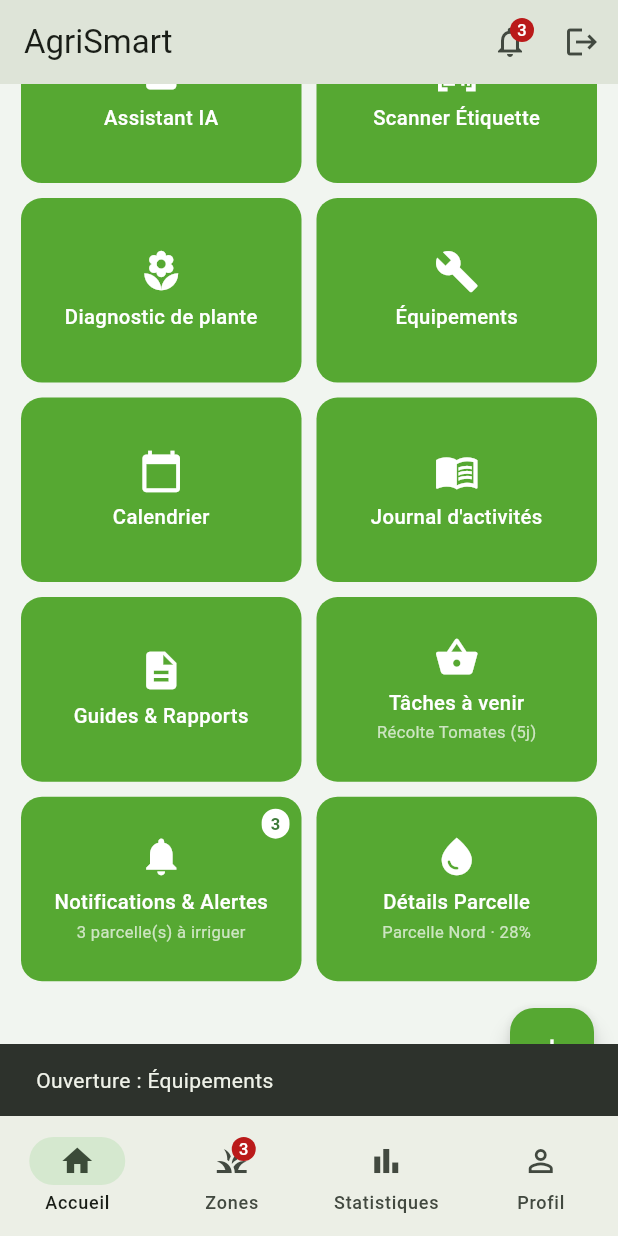
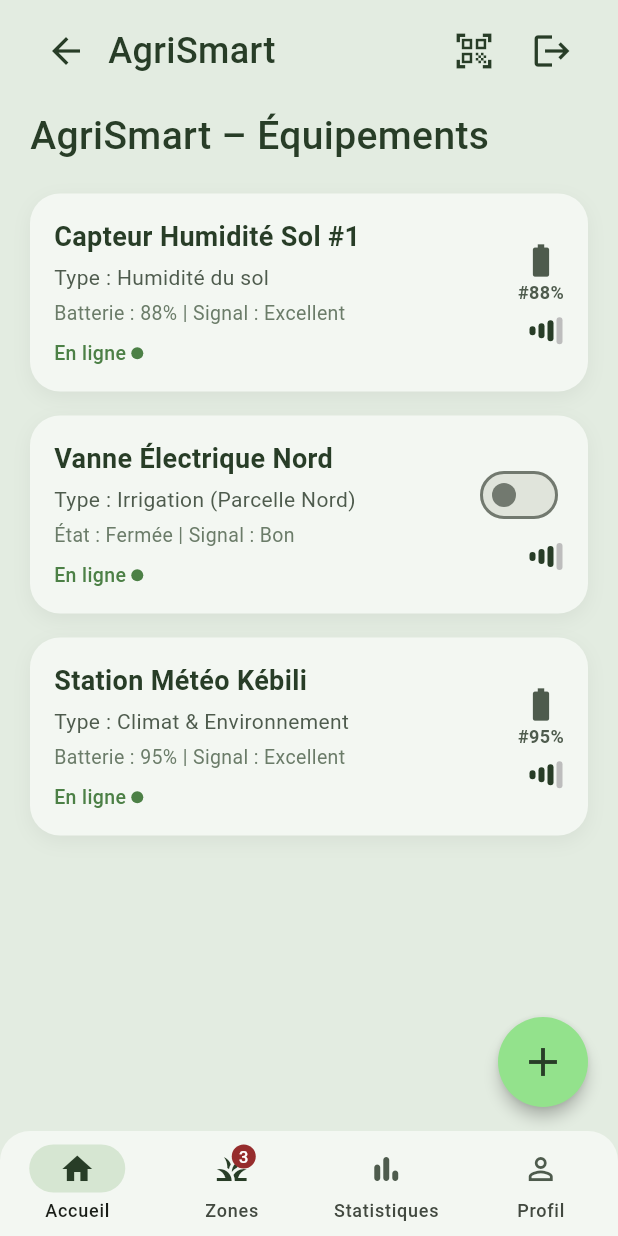
Before and after one commit to sajedmab/agrismart_KE, a Flutter app: the screen it shows once a user with an empty profile is signed in, scrolled down 319 dp, after a tap on "Équipements", on a phone screen of 412 x 824 dp. Run offline on Flutter 3.47's test engine with Material 3 defaults, Android fonts, the phone set to English and light mode, and no system bars; our stand-ins replace camera, cloud_firestore, firebase_auth, firebase_core, image_picker, table_calendar; missing offline and left inert: google_mlkit_barcode_scanning, google_mlkit_image_labeling; accounts and stored records are empty; network calls fail.

Commit message:
feat: accueil update

```diff
--- a/lib/screens/accueil_page.dart
+++ b/lib/screens/accueil_page.dart
@@ -11,7 +11,8 @@ import 'package:agrismart/screens/zone_detail_page.dart';
 import 'package:agrismart/screens/zone_form_page.dart';
 import 'package:agrismart/screens/ScannerEtiquettePage.dart';
 import 'package:agrismart/screens/diagnostic_plante_page.dart';
-import 'package:agrismart/screens/taches_a_venir_page.dart'; // تم استيراد صفحة المهام الجديدة
+import 'package:agrismart/screens/taches_a_venir_page.dart';
+import 'package:agrismart/screens/equipements_page.dart'; // تمت إضافة استيراد صفحة الأجهزة هنا
 
 class AccueilPage extends StatefulWidget {
   final VoidCallback? onAllerZones;
@@ -249,19 +250,40 @@ class AccueilPageState extends State<AccueilPage> {
     );
   }
 
-  // تم ربط زر "Tâches à venir" بفتح صفحة التقويم والمهام الجديدة
+  // ربط زر Tâches à venir بالصفحة الخاصة بها
   Future<void> _ouvrirTachesAVenir() async {
     await Navigator.push(
       context,
       MaterialPageRoute(
         builder: (_) => TachesAVenirPage(
           onNavigate: (index) {
-            Navigator.pop(context); // العودة للصفحة الرئيسية وتوجيه الـ Navbar حسب الاختيار
-            if (index == 1 && widget.onAllerZones != null) {
+            Navigator.pop(context);
+            if (index == 0 && widget.onAllerZones != null) {
               widget.onAllerZones!();
-            } else if (index == 2 && widget.onAllerStatistiques != null) {
+            } else if (index == 1 && widget.onAllerStatistiques != null) {
               widget.onAllerStatistiques!();
-            } else if (index == 3 && widget.onAllerProfil != null) {
+            } else if (index == 2 && widget.onAllerProfil != null) {
+              widget.onAllerProfil!();
+            }
+          },
+        ),
+      ),
+    );
+  }
+
+  // ربط زر Équipements بصفحة الأجهزة الجديدة
+  Future<void> _ouvrirEquipements() async {
+    await Navigator.push(
+      context,
+      MaterialPageRoute(
+        builder: (_) => EquipementsPage(
+          onNavigate: (index) {
+            Navigator.pop(context);
+            if (index == 0 && widget.onAllerZones != null) {
+              widget.onAllerZones!();
+            } else if (index == 1 && widget.onAllerStatistiques != null) {
+              widget.onAllerStatistiques!();
+            } else if (index == 2 && widget.onAllerProfil != null) {
               widget.onAllerProfil!();
             }
           },
@@ -569,7 +591,7 @@ class AccueilPageState extends State<AccueilPage> {
                   _BoutonVert(
                     icon: Icons.build,
                     label: 'Équipements',
-                    onTap: () => _afficherMessage('Équipements'),
+                    onTap: _ouvrirEquipements, // تم ربط زر Équipements بالصفحة الجديدة هنا
                   ),
                   _BoutonVert(
                     icon: Icons.calendar_today,
@@ -590,7 +612,7 @@ class AccueilPageState extends State<AccueilPage> {
                     icon: Icons.shopping_basket,
                     label: 'Tâches à venir',
                     subtitle: 'Récolte Tomates (5j)',
-                    onTap: _ouvrirTachesAVenir, // تم ربط الزر هنا بفتح الصفحة المخصصة
+                    onTap: _ouvrirTachesAVenir,
                   ),
                   _BoutonVert(
                     icon: Icons.notifications,
--- /dev/null
+++ b/lib/screens/equipements_page.dart
@@ -0,0 +1,401 @@
+import 'package:flutter/material.dart';
+
+class EquipmentItem {
+  final String name;
+  final String type;
+  final String statusInfo;
+  final String batteryOrState;
+  final String signal;
+  final bool isOnline;
+  final bool isSwitchType;
+  bool switchValue;
+
+  EquipmentItem({
+    required this.name,
+    required this.type,
+    required this.statusInfo,
+    required this.batteryOrState,
+    required this.signal,
+    required this.isOnline,
+    required this.isSwitchType,
+    this.switchValue = false,
+  });
+}
+
+class EquipementsPage extends StatefulWidget {
+  final Function(int)? onNavigate;
+
+  const EquipementsPage({super.key, this.onNavigate});
+
+  @override
+  State<EquipementsPage> createState() => _EquipementsPageState();
+}
+
+class _EquipementsPageState extends State<EquipementsPage> {
+  int _selectedIndex = 0; // Accueil يأخذ Index 0
+
+  final List<EquipmentItem> _equipments = [
+    EquipmentItem(
+      name: 'Capteur Humidité Sol #1',
+      type: 'Type : Humidité du sol',
+      statusInfo: 'Batterie : 88% | Signal : Excellent',
+      batteryOrState: '#88%',
+      signal: 'Excellent',
+      isOnline: true,
+      isSwitchType: false,
+    ),
+    EquipmentItem(
+      name: 'Vanne Électrique Nord',
+      type: 'Type : Irrigation (Parcelle Nord)',
+      statusInfo: 'État : Fermée | Signal : Bon',
+      batteryOrState: 'Fermée',
+      signal: 'Bon',
+      isOnline: true,
+      isSwitchType: true,
+      switchValue: false,
+    ),
+    EquipmentItem(
+      name: 'Station Météo Kébili',
+      type: 'Type : Climat & Environnement',
+      statusInfo: 'Batterie : 95% | Signal : Excellent',
+      batteryOrState: '#95%',
+      signal: 'Excellent',
+      isOnline: true,
+      isSwitchType: false,
+    ),
+  ];
+
+  void _showAddEquipmentDialog() {
+    final nameController = TextEditingController();
+    final typeController = TextEditingController();
+
+    showDialog(
+      context: context,
+      builder: (context) => AlertDialog(
+        backgroundColor: const Color(0xFFF3F7F2),
+        shape: RoundedRectangleBorder(borderRadius: BorderRadius.circular(20)),
+        title: const Text(
+          'Ajouter un équipement',
+          style: TextStyle(color: Color(0xFF283D27), fontWeight: FontWeight.bold),
+        ),
+        content: Column(
+          mainAxisSize: MainAxisSize.min,
+          children: [
+            TextField(
+              controller: nameController,
+              decoration: const InputDecoration(
+                labelText: 'Nom (ex: Capteur #2)',
+                border: OutlineInputBorder(),
+              ),
+            ),
+            const SizedBox(height: 12),
+            TextField(
+              controller: typeController,
+              decoration: const InputDecoration(
+                labelText: 'Type (ex: Température)',
+                border: OutlineInputBorder(),
+              ),
+            ),
+          ],
+        ),
+        actions: [
+          TextButton(
+            onPressed: () => Navigator.pop(context),
+            child: const Text('Annuler', style: TextStyle(color: Colors.grey)),
+          ),
+          ElevatedButton(
+            style: ElevatedButton.styleFrom(
+              backgroundColor: const Color(0xFF93E28C),
+              foregroundColor: const Color(0xFF283D27),
+            ),
+            onPressed: () {
+              if (nameController.text.trim().isNotEmpty) {
+                setState(() {
+                  _equipments.add(
+                    EquipmentItem(
+                      name: nameController.text.trim(),
+                      type: 'Type : ${typeController.text.trim().isEmpty ? "Général" : typeController.text.trim()}',
+                      statusInfo: 'Batterie : 100% | Signal : Bon',
+                      batteryOrState: '#100%',
+                      signal: 'Bon',
+                      isOnline: true,
+                      isSwitchType: false,
+                    ),
+                  );
+                });
+                Navigator.pop(context);
+              }
+            },
+            child: const Text('Ajouter'),
+          ),
+        ],
+      ),
+    );
+  }
+
+  @override
+  Widget build(BuildContext context) {
+    return Scaffold(
+      backgroundColor: const Color(0xFFE3ECE1),
+      body: SafeArea(
+        child: Column(
+          crossAxisAlignment: CrossAxisAlignment.start,
+          children: [
+            // الشريط العلوي (Top Bar)
+            Padding(
+              padding: const EdgeInsets.symmetric(horizontal: 20, vertical: 10),
+              child: Row(
+                mainAxisAlignment: MainAxisAlignment.spaceBetween,
+                children: [
+                  Row(
+                    children: [
+                      IconButton(
+                        icon: const Icon(Icons.arrow_back, color: Color(0xFF283D27), size: 28),
+                        onPressed: () => Navigator.pop(context),
+                      ),
+                      const SizedBox(width: 4),
+                      const Text(
+                        'AgriSmart',
+                        style: TextStyle(
+                          fontSize: 24,
+                          fontWeight: FontWeight.w500,
+                          color: Color(0xFF283D27),
+                        ),
+                      ),
+                    ],
+                  ),
+                  Row(
+                    children: [
+                      IconButton(
+                        icon: const Icon(Icons.qr_code_scanner, color: Color(0xFF283D27), size: 28),
+                        onPressed: () {},
+                      ),
+                      const SizedBox(width: 4),
+                      IconButton(
+                        icon: const Icon(Icons.logout, color: Color(0xFF283D27), size: 28),
+                        onPressed: () {},
+                      ),
+                    ],
+                  ),
+                ],
+              ),
+            ),
+
+            // عنوان الصفحة
+            const Padding(
+              padding: EdgeInsets.symmetric(horizontal: 20, vertical: 4),
+              child: Text(
+                'AgriSmart – Équipements',
+                style: TextStyle(
+                  fontSize: 26,
+                  fontWeight: FontWeight.w500,
+                  color: Color(0xFF283D27),
+                ),
+              ),
+            ),
+
+            const SizedBox(height: 16),
+
+            // قائمة الأجهزة
+            Expanded(
+              child: Stack(
+                children: [
+                  ListView.builder(
+                    padding: const EdgeInsets.fromLTRB(20, 0, 20, 90),
+                    itemCount: _equipments.length,
+                    itemBuilder: (context, index) {
+                      final eq = _equipments[index];
+                      return Container(
+                        margin: const EdgeInsets.only(bottom: 16),
+                        padding: const EdgeInsets.all(16),
+                        decoration: BoxDecoration(
+                          color: const Color(0xFFF3F7F2),
+                          borderRadius: BorderRadius.circular(20),
+                          boxShadow: [
+                            BoxShadow(
+                              color: Colors.black.withOpacity(0.05),
+                              blurRadius: 10,
+                              offset: const Offset(0, 4),
+                            ),
+                          ],
+                        ),
+                        child: Row(
+                          crossAxisAlignment: CrossAxisAlignment.center,
+                          children: [
+                            Expanded(
+                              child: Column(
+                                crossAxisAlignment: CrossAxisAlignment.start,
+                                children: [
+                                  Text(
+                                    eq.name,
+                                    style: const TextStyle(
+                                      fontSize: 18,
+                                      fontWeight: FontWeight.w600,
+                                      color: Color(0xFF283D27),
+                                    ),
+                                  ),
+                                  const SizedBox(height: 4),
+                                  Text(
+                                    eq.type,
+                                    style: const TextStyle(
+                                      fontSize: 14,
+                                      color: Color(0xFF4E5B4D),
+                                    ),
+                                  ),
+                                  const SizedBox(height: 4),
+                                  Text(
+                                    eq.statusInfo,
+                                    style: const TextStyle(
+                                      fontSize: 13,
+                                      color: Color(0xFF6B7C69),
+                                    ),
+                                  ),
+                                  const SizedBox(height: 8),
+                                  Row(
+                                    children: [
+                                      const Text(
+                                        'En ligne ',
+                                        style: TextStyle(
+                                          color: Color(0xFF4C8046),
+                                          fontSize: 13,
+                                          fontWeight: FontWeight.w500,
+                                        ),
+                                      ),
+                                      Container(
+                                        width: 8,
+                                        height: 8,
+                                        decoration: const BoxDecoration(
+                                          color: Color(0xFF4C8046),
+                                          shape: BoxShape.circle,
+                                        ),
+                                      ),
+                                    ],
+                                  ),
+                                ],
+                              ),
+                            ),
+                            Column(
+                              mainAxisAlignment: MainAxisAlignment.center,
+                              crossAxisAlignment: CrossAxisAlignment.end,
+                              children: [
+                                eq.isSwitchType
+                                    ? Switch(
+                                  value: eq.switchValue,
+                                  activeColor: const Color(0xFF283D27),
+                                  activeTrackColor: const Color(0xFF93E28C),
+                                  onChanged: (val) {
+                                    setState(() {
+                                      eq.switchValue = val;
+                                    });
+                                  },
+                                )
+                                    : Column(
+                                  children: [
+                                    const Icon(Icons.battery_full, color: Color(0xFF4E5B4D), size: 26),
+                                    Text(
+                                      eq.batteryOrState,
+                                      style: const TextStyle(
+                                        fontSize: 12,
+                                        fontWeight: FontWeight.bold,
+                                        color: Color(0xFF4E5B4D),
+                                      ),
+                                    ),
+                                  ],
+                                ),
+                                const SizedBox(height: 8),
+                                Row(
+                                  children: List.generate(4, (i) {
+                                    return Container(
+                                      margin: const EdgeInsets.symmetric(horizontal: 1),
+                                      width: 4,
+                                      height: 6.0 + (i * 4),
+                                      decoration: BoxDecoration(
+                                        color: i < 3 ? const Color(0xFF283D27) : Colors.grey.shade400,
+                                        borderRadius: BorderRadius.circular(2),
+                                      ),
+                                    );
+                                  }),
+                                ),
+                              ],
+                            ),
+                          ],
+                        ),
+                      );
+                    },
+                  ),
+                  Positioned(
+                    bottom: 16,
+                    right: 20,
+                    child: SizedBox(
+                      width: 60,
+                      height: 60,
+                      child: FloatingActionButton(
+                        onPressed: _showAddEquipmentDialog,
+                        backgroundColor: const Color(0xFF93E28C),
+                        elevation: 4,
+                        shape: const CircleBorder(),
+                        child: const Icon(Icons.add, color: Color(0xFF283D27), size: 32),
+                      ),
+                    ),
+                  ),
+                ],
+              ),
+            ),
+          ],
+        ),
+      ),
+
+      // شريط التنقل السفلي (Navbar) مع إضافة تبويب Accueil
+      bottomNavigationBar: Container(
+        decoration: const BoxDecoration(
+          color: Color(0xFFF3F7F2),
+          borderRadius: BorderRadius.vertical(top: Radius.circular(20)),
+        ),
+        child: NavigationBar(
+          height: 70,
+          backgroundColor: Colors.transparent,
+          indicatorColor: const Color(0xFFD6E6D2),
+          selectedIndex: _selectedIndex,
+          onDestinationSelected: (index) {
+            setState(() {
+              _selectedIndex = index;
+            });
+            if (widget.onNavigate != null) {
+              widget.onNavigate!(index);
+            }
+          },
+          destinations: [
+            const NavigationDestination(
+              icon: Icon(Icons.home_outlined, color: Color(0xFF4E5B4D)),
+              selectedIcon: Icon(Icons.home, color: Color(0xFF283D27)),
+              label: 'Accueil',
+            ),
+            NavigationDestination(
+              icon: Badge(
+                label: const Text('3'),
+                backgroundColor: const Color(0xFF962D2D),
+                child: const Icon(Icons.grass_outlined, color: Color(0xFF283D27)),
+              ),
+              selectedIcon: Badge(
+                label: const Text('3'),
+                backgroundColor: const Color(0xFF962D2D),
+                child: const Icon(Icons.grass, color: Color(0xFF283D27)),
+              ),
+              label: 'Zones',
+            ),
+            const NavigationDestination(
+              icon: Icon(Icons.bar_chart_rounded, color: Color(0xFF4E5B4D)),
+              selectedIcon: Icon(Icons.bar_chart, color: Color(0xFF283D27)),
+              label: 'Statistiques',
+            ),
+            const NavigationDestination(
+              icon: Icon(Icons.person_outline, color: Color(0xFF4E5B4D)),
+              selectedIcon: Icon(Icons.person, color: Color(0xFF283D27)),
+              label: 'Profil',
+            ),
+          ],
+        ),
+      ),
+    );
+  }
+}
```
